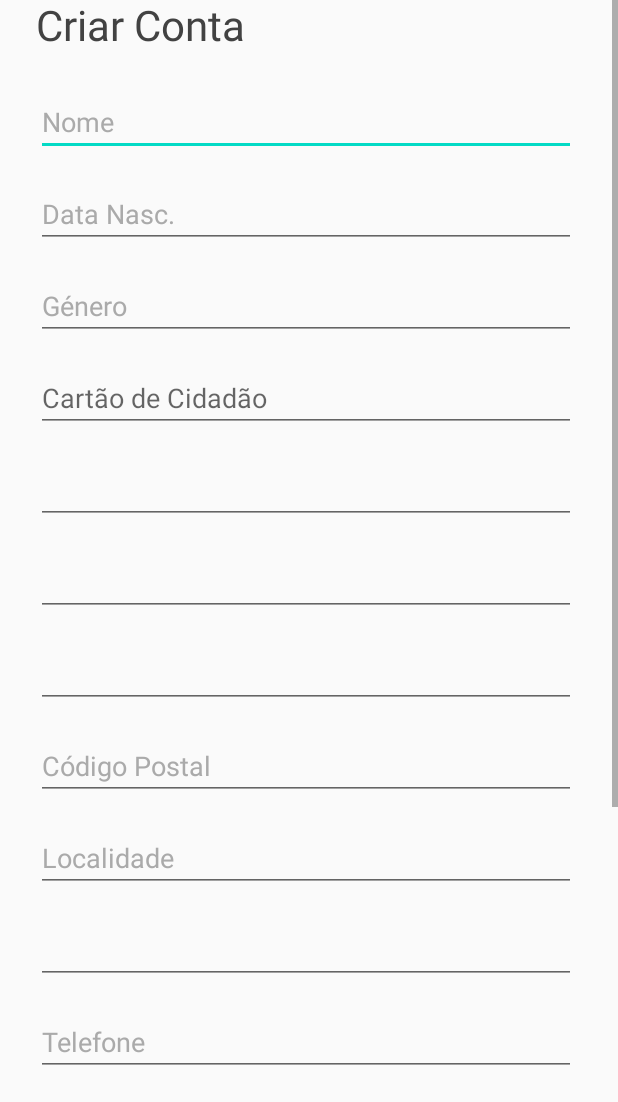
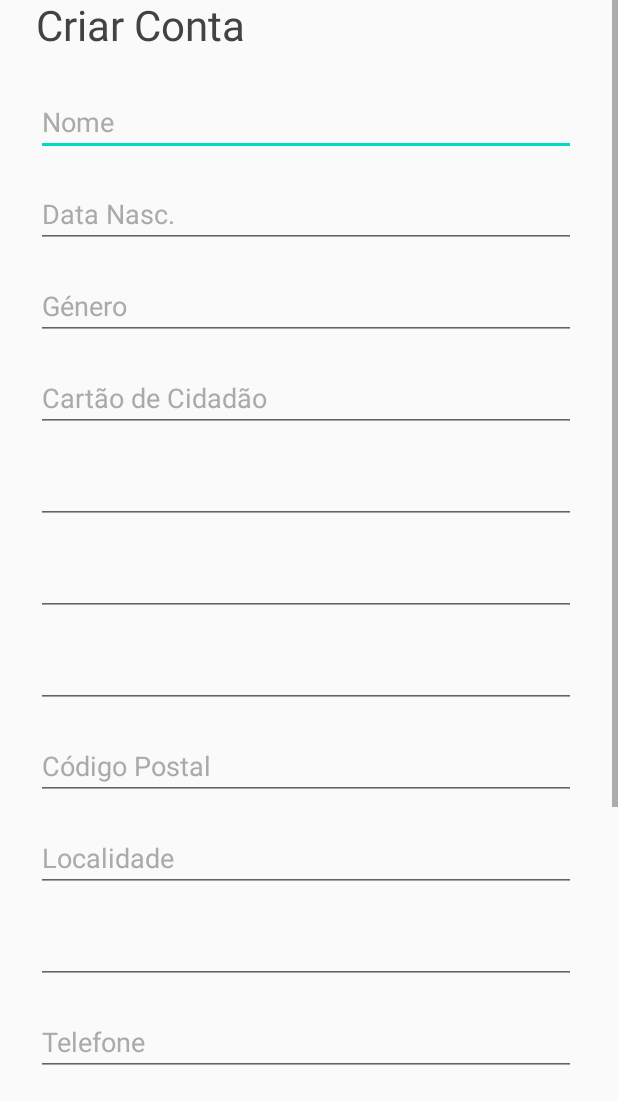
Before and after one commit to Karbust/DRT, an Android app: the Registo screen opened directly, with no data from a screen before it, on a phone screen of 412 x 824 dp, the part 134-1236 px from its top. Run offline under Robolectric (Android 15) with nearby library versions, the phone set to English and light mode, and no system bars.

Commit message:
Update activity_registo.xml

```diff
--- a/TrabalhoFinal2/app/src/main/res/layout/activity_registo.xml
+++ b/TrabalhoFinal2/app/src/main/res/layout/activity_registo.xml
@@ -181,7 +181,7 @@
             android:textColor="@android:color/darker_gray"
             app:layout_constraintStart_toStartOf="parent"
             app:layout_constraintTop_toBottomOf="@+id/genero"
-            android:hint="Cartão de Cidadão" />
+            android:text="Cartão de Cidadão" />
 
         <EditText
             android:id="@+id/nif"
```
